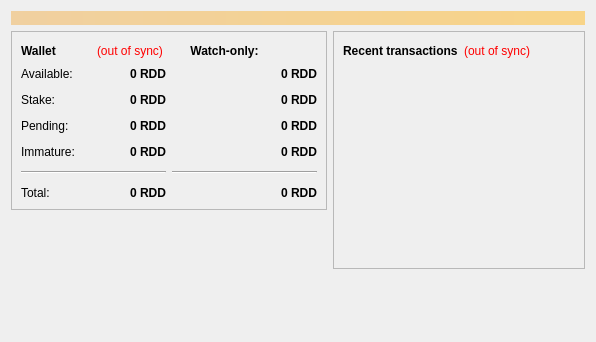
The window that src/qt/forms/overviewpage.ui (reddcoin-project/reddcoin-3.10) describes before a commit, drawn with Qt 5.
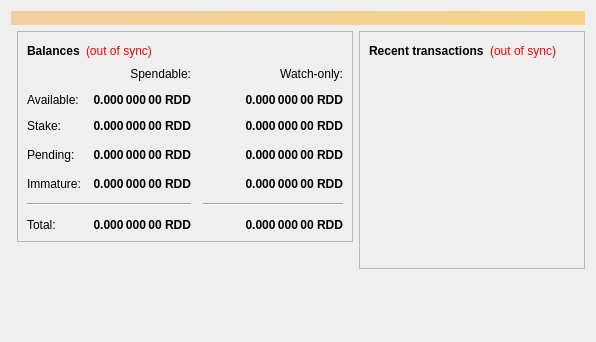
The same window after the commit.

Commit message:
[Qt] re-work overviewpage UI
- ensure normal and watch-only stuff looks consistent
- simplify UI by removing unneeded UI layout elements
- change some comments to watch-only from watchonly
- include watch-only stake element

# Conflicts:
#	src/qt/forms/overviewpage.ui

Diff of the .ui file:
```diff
--- a/src/qt/forms/overviewpage.ui
+++ b/src/qt/forms/overviewpage.ui
@@ -13,8 +13,8 @@
   <property name="windowTitle">
    <string>Form</string>
   </property>
-  <layout class="QVBoxLayout" name="topLayout">
-   <item>
+  <layout class="QFormLayout" name="formLayout_3">
+   <item row="0" column="0" colspan="2">
     <widget class="QLabel" name="labelAlerts">
      <property name="visible">
       <bool>false</bool>
@@ -30,7 +30,7 @@
      </property>
     </widget>
    </item>
-   <item>
+   <item row="1" column="1">
     <layout class="QHBoxLayout" name="horizontalLayout" stretch="1,1">
      <item>
       <layout class="QVBoxLayout" name="verticalLayout_2">
@@ -46,8 +46,6 @@
           <item>
            <layout class="QHBoxLayout" name="horizontalLayout_4">
             <item>
-             <layout class="QHBoxLayout" name="horizontalLayout_7">
-              <item>
                <widget class="QLabel" name="label_5">
                 <property name="font">
                  <font>
@@ -56,12 +54,15 @@
                  </font>
                 </property>
                 <property name="text">
-                 <string>Wallet</string>
+               <string>Balances</string>
                 </property>
                </widget>
               </item>
               <item>
                <widget class="QLabel" name="labelWalletStatus">
+              <property name="cursor">
+               <cursorShape>WhatsThisCursor</cursorShape>
+              </property>
                 <property name="toolTip">
                  <string>The displayed information may be out of date. Your wallet automatically synchronizes with the Reddcoin network after a connection is established, but this process has not completed yet.</string>
                 </property>
@@ -76,34 +77,11 @@
                 </property>
                </widget>
               </item>
-             </layout>
-            </item>
             <item>
-             <layout class="QHBoxLayout" name="horizontalLayout_8">
-              <item>
-               <widget class="QLabel" name="labelWatchonly">
-                <property name="font">
-                 <font>
-                  <weight>75</weight>
-                  <bold>true</bold>
-                 </font>
-                </property>
-                <property name="text">
-                 <string>Watch-only:</string>
-                </property>
-                <property name="alignment">
-                 <set>Qt::AlignCenter</set>
-                </property>
-               </widget>
-              </item>
-              <item>
-               <spacer name="horizontalSpacer_2">
+             <spacer name="horizontalSpacer_3">
                 <property name="orientation">
                  <enum>Qt::Horizontal</enum>
                 </property>
-                <property name="sizeType">
-                 <enum>QSizePolicy::Minimum</enum>
-                </property>
                 <property name="sizeHint" stdset="0">
                  <size>
                   <width>40</width>
@@ -114,30 +92,13 @@
               </item>
              </layout>
             </item>
-           </layout>
-          </item>
           <item>
-           <layout class="QHBoxLayout" name="horizontalLayout_3">
-            <item>
-             <layout class="QFormLayout" name="formLayout_2">
-              <property name="fieldGrowthPolicy">
-               <enum>QFormLayout::AllNonFixedFieldsGrow</enum>
-              </property>
-              <property name="horizontalSpacing">
+           <layout class="QGridLayout" name="gridLayout">
+            <property name="spacing">
                <number>12</number>
               </property>
-              <property name="verticalSpacing">
-               <number>12</number>
-              </property>
-              <item row="0" column="0">
-               <widget class="QLabel" name="label">
-                <property name="text">
-                 <string>Available:</string>
-                </property>
-               </widget>
-              </item>
-              <item row="0" column="1">
-               <widget class="QLabel" name="labelBalance">
+            <item row="3" column="2">
+             <widget class="QLabel" name="labelWatchPending">
                 <property name="font">
                  <font>
                   <weight>75</weight>
@@ -148,10 +109,10 @@
                  <cursorShape>IBeamCursor</cursorShape>
                 </property>
                 <property name="toolTip">
-                 <string>Your current spendable balance</string>
+               <string>Unconfirmed transactions to watch-only addresses</string>
                 </property>
                 <property name="text">
-                 <string notr="true">0 RDD</string>
+               <string notr="true">0.000 000 00 RDD</string>
                 </property>
                 <property name="alignment">
                  <set>Qt::AlignRight|Qt::AlignTrailing|Qt::AlignVCenter</set>
@@ -161,46 +122,7 @@
                 </property>
                </widget>
               </item>
-              <item row="1" column="0">
-               <widget class="QLabel" name="labelStakeText">
-                <property name="text">
-                 <string>Stake:</string>
-                </property>
-               </widget>
-              </item>
-              <item row="1" column="1">
-               <widget class="QLabel" name="labelStake">
-                <property name="font">
-                 <font>
-                  <weight>75</weight>
-                  <bold>true</bold>
-                 </font>
-                </property>
-                <property name="cursor">
-                 <cursorShape>IBeamCursor</cursorShape>
-                </property>
-                <property name="toolTip">
-                 <string>Total of coins that were staked and do not yet count toward the current balance</string>
-                </property>
-                <property name="text">
-                 <string notr="true">0 RDD</string>
-                </property>
-                <property name="alignment">
-                 <set>Qt::AlignRight|Qt::AlignTrailing|Qt::AlignVCenter</set>
-                </property>
-                <property name="textInteractionFlags">
-                 <set>Qt::LinksAccessibleByMouse|Qt::TextSelectableByKeyboard|Qt::TextSelectableByMouse</set>
-                </property>
-               </widget>
-              </item>
-              <item row="2" column="0">
-               <widget class="QLabel" name="label_3">
-                <property name="text">
-                 <string>Pending:</string>
-                </property>
-               </widget>
-              </item>
-              <item row="2" column="1">
+            <item row="3" column="1">
                <widget class="QLabel" name="labelUnconfirmed">
                 <property name="font">
                  <font>
@@ -215,7 +137,7 @@
                  <string>Total of transactions that have yet to be confirmed, and do not yet count toward the spendable balance</string>
                 </property>
                 <property name="text">
-                 <string notr="true">0 RDD</string>
+               <string notr="true">0.000 000 00 RDD</string>
                 </property>
                 <property name="alignment">
                  <set>Qt::AlignRight|Qt::AlignTrailing|Qt::AlignVCenter</set>
@@ -225,15 +147,8 @@
                 </property>
                </widget>
               </item>
-              <item row="3" column="0">
-               <widget class="QLabel" name="labelImmatureText">
-                <property name="text">
-                 <string>Immature:</string>
-                </property>
-               </widget>
-              </item>
-              <item row="3" column="1">
-               <widget class="QLabel" name="labelImmature">
+            <item row="4" column="2">
+             <widget class="QLabel" name="labelWatchImmature">
                 <property name="font">
                  <font>
                   <weight>75</weight>
@@ -244,10 +159,10 @@
                  <cursorShape>IBeamCursor</cursorShape>
                 </property>
                 <property name="toolTip">
-                 <string>Mined balance that has not yet matured</string>
+               <string>Mined balance in watch-only addresses that has not yet matured</string>
                 </property>
                 <property name="text">
-                 <string notr="true">0 RDD</string>
+               <string notr="true">0.000 000 00 RDD</string>
                 </property>
                 <property name="alignment">
                  <set>Qt::AlignRight|Qt::AlignTrailing|Qt::AlignVCenter</set>
@@ -257,17 +172,24 @@
                 </property>
                </widget>
               </item>
-              <item row="4" column="0" colspan="2">
+            <item row="5" column="0" colspan="2">
                <widget class="Line" name="line">
+              <property name="orientation">
+               <enum>Qt::Horizontal</enum>
+              </property>
+             </widget>
+            </item>
+            <item row="5" column="2">
+             <widget class="Line" name="lineWatchBalance">
                 <property name="sizePolicy">
-                 <sizepolicy hsizetype="MinimumExpanding" vsizetype="Fixed">
+               <sizepolicy hsizetype="Preferred" vsizetype="Fixed">
                   <horstretch>0</horstretch>
                   <verstretch>0</verstretch>
                  </sizepolicy>
                 </property>
                 <property name="minimumSize">
                  <size>
-                  <width>145</width>
+                <width>140</width>
                   <height>0</height>
                  </size>
                 </property>
@@ -276,14 +198,59 @@
                 </property>
                </widget>
               </item>
-              <item row="5" column="0">
+            <item row="6" column="0">
                <widget class="QLabel" name="labelTotalText">
                 <property name="text">
                  <string>Total:</string>
                 </property>
                </widget>
               </item>
-              <item row="5" column="1">
+            <item row="4" column="1">
+             <widget class="QLabel" name="labelImmature">
+              <property name="font">
+               <font>
+                <weight>75</weight>
+                <bold>true</bold>
+               </font>
+              </property>
+              <property name="cursor">
+               <cursorShape>IBeamCursor</cursorShape>
+              </property>
+              <property name="toolTip">
+               <string>Mined balance that has not yet matured</string>
+              </property>
+              <property name="text">
+               <string notr="true">0.000 000 00 RDD</string>
+              </property>
+              <property name="alignment">
+               <set>Qt::AlignRight|Qt::AlignTrailing|Qt::AlignVCenter</set>
+              </property>
+              <property name="textInteractionFlags">
+               <set>Qt::LinksAccessibleByMouse|Qt::TextSelectableByKeyboard|Qt::TextSelectableByMouse</set>
+              </property>
+             </widget>
+            </item>
+            <item row="3" column="3">
+             <spacer name="horizontalSpacer_2">
+              <property name="orientation">
+               <enum>Qt::Horizontal</enum>
+              </property>
+              <property name="sizeHint" stdset="0">
+               <size>
+                <width>40</width>
+                <height>20</height>
+               </size>
+              </property>
+             </spacer>
+            </item>
+            <item row="4" column="0">
+             <widget class="QLabel" name="labelImmatureText">
+              <property name="text">
+               <string>Immature:</string>
+              </property>
+             </widget>
+            </item>
+            <item row="6" column="1">
                <widget class="QLabel" name="labelTotal">
                 <property name="font">
                  <font>
@@ -298,7 +265,7 @@
                  <string>Your current total balance</string>
                 </property>
                 <property name="text">
-                 <string notr="true">0 RDD</string>
+               <string notr="true">0.000 000 00 RDD</string>
                 </property>
                 <property name="alignment">
                  <set>Qt::AlignRight|Qt::AlignTrailing|Qt::AlignVCenter</set>
@@ -308,139 +275,7 @@
                 </property>
                </widget>
               </item>
-             </layout>
-            </item>
-            <item>
-             <layout class="QFormLayout" name="formLayout">
-              <property name="fieldGrowthPolicy">
-               <enum>QFormLayout::AllNonFixedFieldsGrow</enum>
-              </property>
-              <property name="horizontalSpacing">
-               <number>12</number>
-              </property>
-              <property name="verticalSpacing">
-               <number>12</number>
-              </property>
-              <item row="0" column="1">
-               <widget class="QLabel" name="labelWatchAvailable">
-                <property name="font">
-                 <font>
-                  <weight>75</weight>
-                  <bold>true</bold>
-                 </font>
-                </property>
-                <property name="cursor">
-                 <cursorShape>IBeamCursor</cursorShape>
-                </property>
-                <property name="toolTip">
-                 <string>Your current balance in watch-only addresses</string>
-                </property>
-                <property name="text">
-                 <string notr="true">0 RDD</string>
-                </property>
-                <property name="alignment">
-                 <set>Qt::AlignRight|Qt::AlignTrailing|Qt::AlignVCenter</set>
-                </property>
-                <property name="textInteractionFlags">
-                 <set>Qt::LinksAccessibleByMouse|Qt::TextSelectableByKeyboard|Qt::TextSelectableByMouse</set>
-                </property>
-               </widget>
-              </item>
-              <item row="1" column="1">
-               <widget class="QLabel" name="labelWatchStaking">
-                <property name="font">
-                 <font>
-                  <weight>75</weight>
-                  <bold>true</bold>
-                 </font>
-                </property>
-                <property name="cursor">
-                 <cursorShape>IBeamCursor</cursorShape>
-                </property>
-                <property name="toolTip">
-                 <string>Staked transactions to watch-only addresses</string>
-                </property>
-                <property name="text">
-                 <string notr="true">0 RDD</string>
-                </property>
-                <property name="alignment">
-                 <set>Qt::AlignRight|Qt::AlignTrailing|Qt::AlignVCenter</set>
-                </property>
-                <property name="textInteractionFlags">
-                 <set>Qt::LinksAccessibleByMouse|Qt::TextSelectableByKeyboard|Qt::TextSelectableByMouse</set>
-                </property>
-               </widget>
-              </item>
-              <item row="2" column="1">
-               <widget class="QLabel" name="labelWatchPending">
-                <property name="font">
-                 <font>
-                  <weight>75</weight>
-                  <bold>true</bold>
-                 </font>
-                </property>
-                <property name="cursor">
-                 <cursorShape>IBeamCursor</cursorShape>
-                </property>
-                <property name="toolTip">
-                 <string>Unconfirmed transactions to watch-only addresses</string>
-                </property>
-                <property name="text">
-                 <string notr="true">0 RDD</string>
-                </property>
-                <property name="alignment">
-                 <set>Qt::AlignRight|Qt::AlignTrailing|Qt::AlignVCenter</set>
-                </property>
-                <property name="textInteractionFlags">
-                 <set>Qt::LinksAccessibleByMouse|Qt::TextSelectableByKeyboard|Qt::TextSelectableByMouse</set>
-                </property>
-               </widget>
-              </item>
-              <item row="3" column="1">
-               <widget class="QLabel" name="labelWatchImmature">
-                <property name="font">
-                 <font>
-                  <weight>75</weight>
-                  <bold>true</bold>
-                 </font>
-                </property>
-                <property name="cursor">
-                 <cursorShape>IBeamCursor</cursorShape>
-                </property>
-                <property name="toolTip">
-                 <string>Mined balance in watch-only addresses that has not yet matured</string>
-                </property>
-                <property name="text">
-                 <string notr="true">0 RDD</string>
-                </property>
-                <property name="alignment">
-                 <set>Qt::AlignRight|Qt::AlignTrailing|Qt::AlignVCenter</set>
-                </property>
-                <property name="textInteractionFlags">
-                 <set>Qt::LinksAccessibleByMouse|Qt::TextSelectableByKeyboard|Qt::TextSelectableByMouse</set>
-                </property>
-               </widget>
-              </item>
-              <item row="4" column="0" colspan="2">
-               <widget class="Line" name="lineWatchBalance">
-                <property name="sizePolicy">
-                 <sizepolicy hsizetype="MinimumExpanding" vsizetype="Fixed">
-                  <horstretch>0</horstretch>
-                  <verstretch>0</verstretch>
-                 </sizepolicy>
-                </property>
-                <property name="minimumSize">
-                 <size>
-                  <width>145</width>
-                  <height>0</height>
-                 </size>
-                </property>
-                <property name="orientation">
-                 <enum>Qt::Horizontal</enum>
-                </property>
-               </widget>
-              </item>
-              <item row="5" column="1">
+            <item row="6" column="2">
                <widget class="QLabel" name="labelWatchTotal">
                 <property name="font">
                  <font>
@@ -455,7 +290,7 @@
                  <string>Current total balance in watch-only addresses</string>
                 </property>
                 <property name="text">
-                 <string notr="true">0 RDD</string>
+               <string notr="true">0.000 000 00 RDD</string>
                 </property>
                 <property name="alignment">
                  <set>Qt::AlignRight|Qt::AlignTrailing|Qt::AlignVCenter</set>
@@ -465,23 +300,146 @@
                 </property>
                </widget>
               </item>
-             </layout>
+            <item row="0" column="2">
+             <widget class="QLabel" name="labelWatchonly">
+              <property name="text">
+               <string>Watch-only:</string>
+              </property>
+              <property name="alignment">
+               <set>Qt::AlignRight|Qt::AlignTrailing|Qt::AlignVCenter</set>
+              </property>
+             </widget>
             </item>
-            <item>
-             <spacer name="horizontalSpacer_3">
-              <property name="orientation">
-               <enum>Qt::Horizontal</enum>
+            <item row="1" column="0">
+             <widget class="QLabel" name="labelBalanceText">
+              <property name="text">
+               <string>Available:</string>
               </property>
-              <property name="sizeType">
-               <enum>QSizePolicy::Expanding</enum>
+             </widget>
+            </item>
+            <item row="1" column="1">
+             <widget class="QLabel" name="labelBalance">
+              <property name="font">
+               <font>
+                <weight>75</weight>
+                <bold>true</bold>
+               </font>
               </property>
-              <property name="sizeHint" stdset="0">
-               <size>
-                <width>20</width>
-                <height>20</height>
-               </size>
+              <property name="cursor">
+               <cursorShape>IBeamCursor</cursorShape>
               </property>
-             </spacer>
+              <property name="toolTip">
+               <string>Your current spendable balance</string>
+              </property>
+              <property name="text">
+               <string notr="true">0.000 000 00 RDD</string>
+              </property>
+              <property name="alignment">
+               <set>Qt::AlignRight|Qt::AlignTrailing|Qt::AlignVCenter</set>
+              </property>
+              <property name="textInteractionFlags">
+               <set>Qt::LinksAccessibleByMouse|Qt::TextSelectableByKeyboard|Qt::TextSelectableByMouse</set>
+              </property>
+             </widget>
+            </item>
+            <item row="1" column="2">
+             <widget class="QLabel" name="labelWatchAvailable">
+              <property name="font">
+               <font>
+                <weight>75</weight>
+                <bold>true</bold>
+               </font>
+              </property>
+              <property name="cursor">
+               <cursorShape>IBeamCursor</cursorShape>
+              </property>
+              <property name="toolTip">
+               <string>Your current balance in watch-only addresses</string>
+              </property>
+              <property name="text">
+               <string notr="true">0.000 000 00 RDD</string>
+              </property>
+              <property name="alignment">
+               <set>Qt::AlignRight|Qt::AlignTrailing|Qt::AlignVCenter</set>
+              </property>
+              <property name="textInteractionFlags">
+               <set>Qt::LinksAccessibleByMouse|Qt::TextSelectableByKeyboard|Qt::TextSelectableByMouse</set>
+              </property>
+             </widget>
+            </item>
+            <item row="2" column="0">
+             <widget class="QLabel" name="labelStakeText">
+              <property name="text">
+               <string>Stake:</string>
+              </property>
+             </widget>
+            </item>
+            <item row="2" column="1">
+             <widget class="QLabel" name="labelStake">
+              <property name="font">
+               <font>
+                <weight>75</weight>
+                <bold>true</bold>
+               </font>
+              </property>
+              <property name="cursor">
+               <cursorShape>IBeamCursor</cursorShape>
+              </property>
+              <property name="toolTip">
+               <string>Your current spendable balance</string>
+              </property>
+              <property name="text">
+               <string notr="true">0.000 000 00 RDD</string>
+              </property>
+              <property name="alignment">
+               <set>Qt::AlignRight|Qt::AlignTrailing|Qt::AlignVCenter</set>
+              </property>
+              <property name="textInteractionFlags">
+               <set>Qt::LinksAccessibleByMouse|Qt::TextSelectableByKeyboard|Qt::TextSelectableByMouse</set>
+              </property>
+             </widget>
+            </item>
+            <item row="2" column="2">
+             <widget class="QLabel" name="labelWatchStake">
+              <property name="font">
+               <font>
+                <weight>75</weight>
+                <bold>true</bold>
+               </font>
+              </property>
+              <property name="cursor">
+               <cursorShape>IBeamCursor</cursorShape>
+              </property>
+              <property name="toolTip">
+               <string>Your current balance in watch-only addresses</string>
+              </property>
+              <property name="text">
+               <string notr="true">0.000 000 00 RDD</string>
+              </property>
+              <property name="alignment">
+               <set>Qt::AlignRight|Qt::AlignTrailing|Qt::AlignVCenter</set>
+              </property>
+              <property name="textInteractionFlags">
+               <set>Qt::LinksAccessibleByMouse|Qt::TextSelectableByKeyboard|Qt::TextSelectableByMouse</set>
+              </property>
+             </widget>
+            </item>           
+           <item row="3" column="0">
+             <widget class="QLabel" name="labelPendingText">
+              <property name="text">
+               <string>Pending:</string>
+              </property>
+             </widget>
+            </item>
+            <item row="0" column="1">
+             <widget class="QLabel" name="labelSpendable">
+              <property name="text">
+               <string>Spendable:</string>
+              </property>
+              <property name="alignment">
+               <set>Qt::AlignRight|Qt::AlignTrailing|Qt::AlignVCenter</set>
+              </property>
+             </widget>
             </item>
            </layout>
           </item>
@@ -518,13 +476,22 @@
            <layout class="QHBoxLayout" name="horizontalLayout_2">
             <item>
              <widget class="QLabel" name="label_4">
+              <property name="font">
+               <font>
+                <weight>75</weight>
+                <bold>true</bold>
+               </font>
+              </property>
               <property name="text">
-               <string>&lt;b&gt;Recent transactions&lt;/b&gt;</string>
+               <string>Recent transactions</string>
               </property>
              </widget>
             </item>
             <item>
              <widget class="QLabel" name="labelTransactionsStatus">
+              <property name="cursor">
+               <cursorShape>WhatsThisCursor</cursorShape>
+              </property>
               <property name="toolTip">
                <string>The displayed information may be out of date. Your wallet automatically synchronizes with the Reddcoin network after a connection is established, but this process has not completed yet.</string>
               </property>
```
Lines whose indentation alone changed are shown as unchanged. The commit also changes 8 other files.
